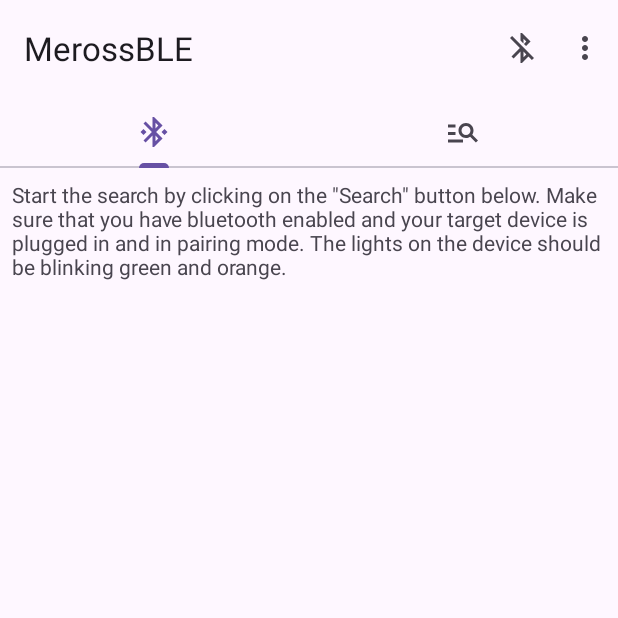
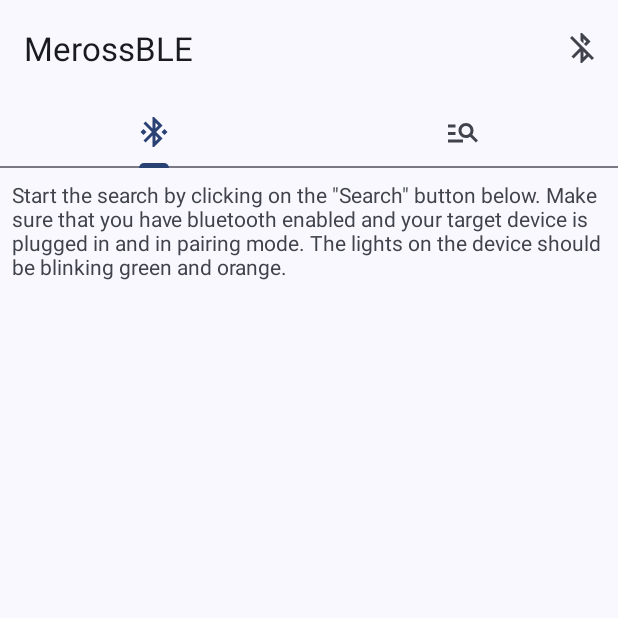
Before and after one commit to Fabi019/MerossBLE, an Android app: the screen it shows after launch (MainActivity), on a phone screen of 412 x 824 dp, the top half of it. Run offline under Robolectric (Android 15) with nearby library versions, the phone set to English and light mode, and no system bars.

Commit message:
Enable dynamic theme

```diff
--- /dev/null
+++ b/app/src/main/java/dev/fabik/merossble/MerossBleApplication.kt
@@ -0,0 +1,13 @@
+package dev.fabik.merossble
+
+import android.app.Application
+import com.google.android.material.color.DynamicColors
+
+class MerossBleApplication : Application() {
+    override fun onCreate() {
+        super.onCreate()
+        // Apply dynamic color
+        DynamicColors.applyToActivitiesIfAvailable(this)
+    }
+
+}
--- a/app/src/main/res/menu/top_app_bar.xml
+++ b/app/src/main/res/menu/top_app_bar.xml
@@ -8,5 +8,5 @@
         android:title="Disconnect"
         app:showAsAction="ifRoom" />
 
-    <item android:title="Settings" />
+    <!--<item android:title="Settings" />-->
 </menu>
--- a/app/src/main/res/values-night/themes.xml
+++ b/app/src/main/res/values-night/themes.xml
@@ -3,5 +3,6 @@
     <style name="Base.Theme.MerossBLE" parent="Theme.Material3.DayNight.NoActionBar">
         <!-- Customize your dark theme here. -->
         <!-- <item name="colorPrimary">@color/my_dark_primary</item> -->
+        <item name="android:statusBarColor">?attr/colorSurface</item>
     </style>
 </resources>
--- a/app/src/main/res/values/themes.xml
+++ b/app/src/main/res/values/themes.xml
@@ -3,6 +3,7 @@
     <style name="Base.Theme.MerossBLE" parent="Theme.Material3.DayNight.NoActionBar">
         <!-- Customize your light theme here. -->
         <!-- <item name="colorPrimary">@color/my_light_primary</item> -->
+        <item name="android:statusBarColor">?attr/colorSurface</item>
     </style>
 
     <style name="Theme.MerossBLE" parent="Base.Theme.MerossBLE" />
```
Also changed, not shown: app/src/main/AndroidManifest.xml (+3 -6 lines).
